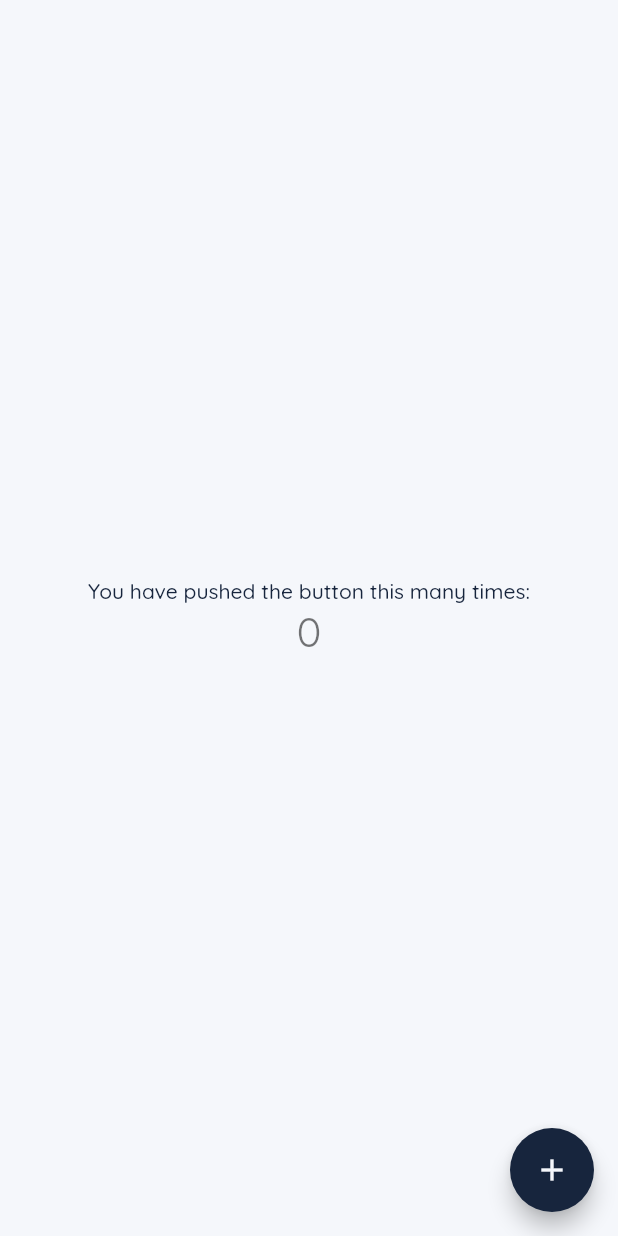
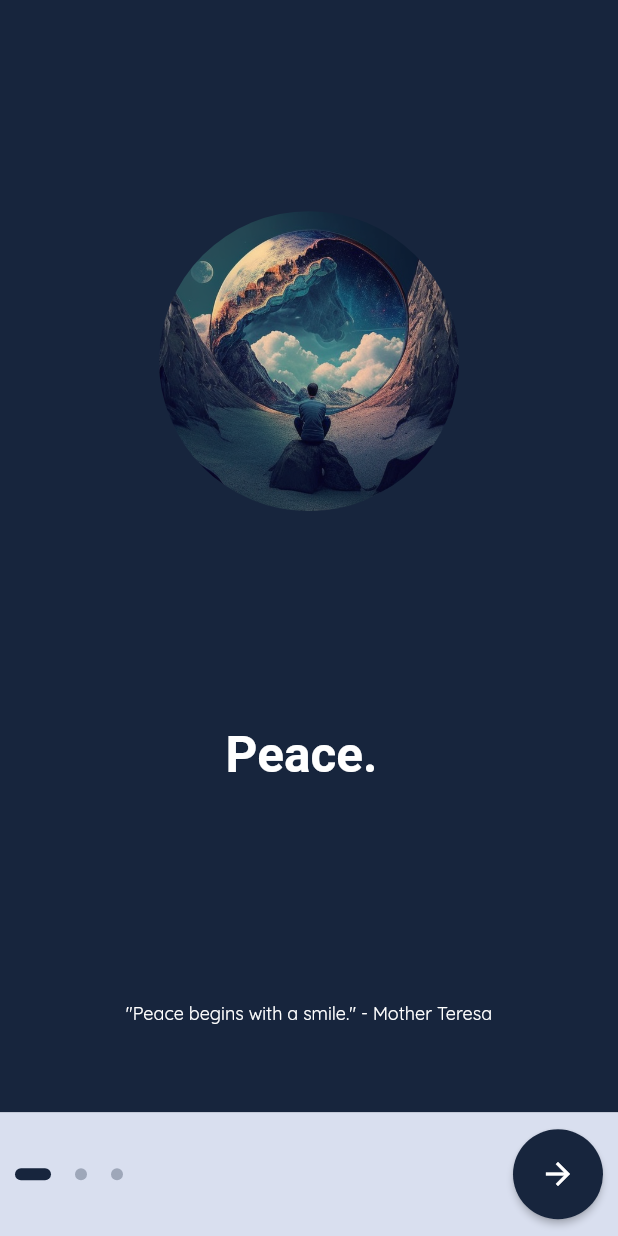
Before and after one commit to DeleMike/just_bored, a Flutter app: the screen it shows after launch, on a phone screen of 412 x 824 dp. Run offline on Flutter 3.47's test engine with Material 2 defaults, Android fonts, the phone set to English and light mode, and no system bars; drawn by our look-alikes of smooth_page_indicator; our stand-ins replace fluttertoast, google_fonts; Roboto replaces fonts that are missing (prompt).

Commit message:
build UI for onboarding screen

```diff
--- a/lib/configs/constants.dart
+++ b/lib/configs/constants.dart
@@ -1,4 +1,5 @@
 import 'package:flutter/material.dart';
+import 'package:fluttertoast/fluttertoast.dart';
 
 /// Defines the app's name
 const String kAppName = 'Just Bored';
@@ -60,8 +61,25 @@ Orientation kGetOrientation(BuildContext context) {
   return MediaQuery.of(context).orientation;
 }
 
+/// Show toast with [message]
+void showToast(String message, {wantsLongText = false}) {
+  Fluttertoast.showToast(
+      msg: message,
+      toastLength: wantsLongText ? Toast.LENGTH_LONG : Toast.LENGTH_SHORT,
+      gravity: ToastGravity.BOTTOM,
+      timeInSecForIosWeb: 1,
+      backgroundColor: kPrimaryColor,
+      textColor: kWhite,
+      fontSize: 16.0);
+}
+
 /// Assets images
-class AssetsImages {}
+class AssetsImages {
+  static const String onboardingImgOne = 'assets/images/onboarding/illustration_peace.png';
+  static const String onboardingImgTwo = 'assets/images/onboarding/illustration_calm.png';
+  static const String onboardingImgThree = 'assets/images/onboarding/illustration_bored.png';
+  static const String authBgImg = 'assets/images/auth/auth_pic.png';
+}
 
 /// Assets Animations
 class AssetsAnimations {}
--- a/lib/core/just_bored.dart
+++ b/lib/core/just_bored.dart
@@ -1,4 +1,6 @@
 import 'package:flutter/material.dart';
+import 'package:flutter/services.dart';
+import 'onboarding/onboarding.dart';
 import '../configs/app_theme.dart';
 import '../configs/constants.dart';
 
@@ -7,58 +9,14 @@ class JustBored extends StatelessWidget {
 
   @override
   Widget build(BuildContext context) {
+    SystemChrome.setSystemUIOverlayStyle(
+      const SystemUiOverlayStyle(statusBarColor: kLightPrimaryColor),
+    );
     return MaterialApp(
       title: kAppName,
       theme: AppTheme(context).themeData(false),
-      home: const MyHomePage(title: kAppName),
+      home: const OnboardingScreen(),
       debugShowCheckedModeBanner: false,
     );
   }
 }
-
-class MyHomePage extends StatefulWidget {
-  const MyHomePage({super.key, required this.title});
-
-  final String title;
-
-  @override
-  State<MyHomePage> createState() => _MyHomePageState();
-}
-
-class _MyHomePageState extends State<MyHomePage> {
-  int _counter = 0;
-
-  void _incrementCounter() {
-    setState(() {
-      _counter++;
-    });
-  }
-
-  @override
-  Widget build(BuildContext context) {
-    return Scaffold(
-      body: Center(
-        child: Column(
-          mainAxisAlignment: MainAxisAlignment.center,
-          children: <Widget>[
-            const Text(
-              'You have pushed the button this many times:',
-            ),
-            Text(
-              '$_counter',
-              style: Theme.of(context).textTheme.headlineMedium,
-            ),
-          ],
-        ),
-      ),
-      floatingActionButton: FloatingActionButton(
-        onPressed: _incrementCounter,
-        tooltip: 'Increment',
-        child: const Icon(
-          Icons.add,
-          color: kCanvasColor,
-        ),
-      ),
-    );
-  }
-}
--- /dev/null
+++ b/lib/core/onboarding/onboarding.dart
@@ -0,0 +1,143 @@
+import 'package:flutter/material.dart';
+import 'package:smooth_page_indicator/smooth_page_indicator.dart';
+
+import '../../configs/constants.dart';
+
+class OnboardingScreen extends StatefulWidget {
+  const OnboardingScreen({Key? key}) : super(key: key);
+
+  @override
+  State<OnboardingScreen> createState() => _OnboardingScreenState();
+}
+
+class _OnboardingScreenState extends State<OnboardingScreen> {
+  final _controller = PageController();
+
+  @override
+  void initState() {
+    super.initState();
+  }
+
+  @override
+  Widget build(BuildContext context) {
+    return SafeArea(
+      child: Scaffold(
+        backgroundColor: kPrimaryColor,
+        body: PageView(
+          controller: _controller,
+          children: const [
+            // first page
+            _View(
+              imgPath: AssetsImages.onboardingImgOne,
+              viewName: 'Peace.',
+              tagLine: '"Peace begins with a smile." - Mother Teresa',
+            ),
+
+            //second page
+            _View(
+              imgPath: AssetsImages.onboardingImgTwo,
+              viewName: 'Calm.',
+              tagLine: 'Find peace in the calm',
+            ),
+
+            //third page
+            _View(
+              imgPath: AssetsImages.onboardingImgThree,
+              viewName: 'Bored.',
+              tagLine: 'Embrace the boredom, find inspiration.',
+            ),
+          ],
+        ),
+        bottomSheet: Container(
+          height: kScreenHeight(context) * 0.10,
+          color: kLightPrimaryColor,
+          padding: const EdgeInsets.all(kPaddingS),
+          child: Row(
+            mainAxisAlignment: MainAxisAlignment.spaceBetween,
+            children: [
+              SmoothPageIndicator(
+                controller: _controller,
+                count: 3,
+                effect: ExpandingDotsEffect(
+                  spacing: 16,
+                  radius: 16,
+                  dotHeight: 8,
+                  dotWidth: 8,
+                  dotColor: kPrimaryColor.withOpacity(0.3),
+                  activeDotColor: kPrimaryColor,
+                ),
+              ),
+              SizedBox(
+                height: 60,
+                width: 60,
+                child: ElevatedButton(
+                  style: ElevatedButton.styleFrom(
+                    backgroundColor: kPrimaryColor,
+                    shape: const CircleBorder(),
+                  ),
+                  onPressed: () {
+                    showToast('Go to login');
+                  },
+                  child: const Icon(Icons.arrow_forward),
+                ),
+              )
+            ],
+          ),
+        ),
+      ),
+    );
+  }
+
+  @override
+  void dispose() {
+    _controller.dispose();
+    super.dispose();
+  }
+}
+
+/// General Top View for Onboarding
+class _View extends StatelessWidget {
+  final String imgPath;
+  final String viewName;
+  final String tagLine;
+
+  /// General Top View for Onboarding
+  const _View({Key? key, required this.imgPath, required this.viewName, required this.tagLine})
+      : super(key: key);
+
+  @override
+  Widget build(BuildContext context) {
+    return Container(
+      color: kPrimaryColor,
+      child: Center(
+        child: Column(
+          //mainAxisAlignment: MainAxisAlignment.center,
+          children: [
+            const Spacer(),
+             CircleAvatar(
+              radius: 100,
+              backgroundImage: AssetImage(imgPath),
+              backgroundColor: kTransparent,
+            ),
+            const Spacer(),
+            Padding(
+              padding: const EdgeInsets.only(
+                  left: kPaddingS + 2, right: kPaddingM + 2, top: 2, bottom: kPaddingS - 5),
+              child: Text(
+                viewName,
+                textAlign: TextAlign.center,
+                style: const TextStyle(
+                    fontFamily: kFontFamily, fontWeight: FontWeight.w600, fontSize: 33, color: kWhite),
+              ),
+            ),
+            const Spacer(),
+            Text(tagLine,
+                textAlign: TextAlign.center,
+                style: Theme.of(context).textTheme.bodySmall!.copyWith(color: kWhite)),
+            const Spacer(),
+          ],
+        ),
+      ),
+    );
+  }
+}
--- a/pubspec.yaml
+++ b/pubspec.yaml
@@ -37,6 +37,8 @@ dependencies:
   # Use with the CupertinoIcons class for iOS style icons.
   cupertino_icons: ^1.0.2
   google_fonts: ^4.0.3
+  smooth_page_indicator: ^1.0.1
+  fluttertoast: ^8.2.1
 
 dev_dependencies:
   flutter_test:
@@ -66,3 +68,4 @@ flutter:
     - assets/images/onboarding/
     - assets/images/emojis/
     - assets/images/dashboard/
+    - assets/images/auth/
```
Also changed, not shown: assets/images/auth/auth_pic.png (added), pubspec.lock, 1 other file.
